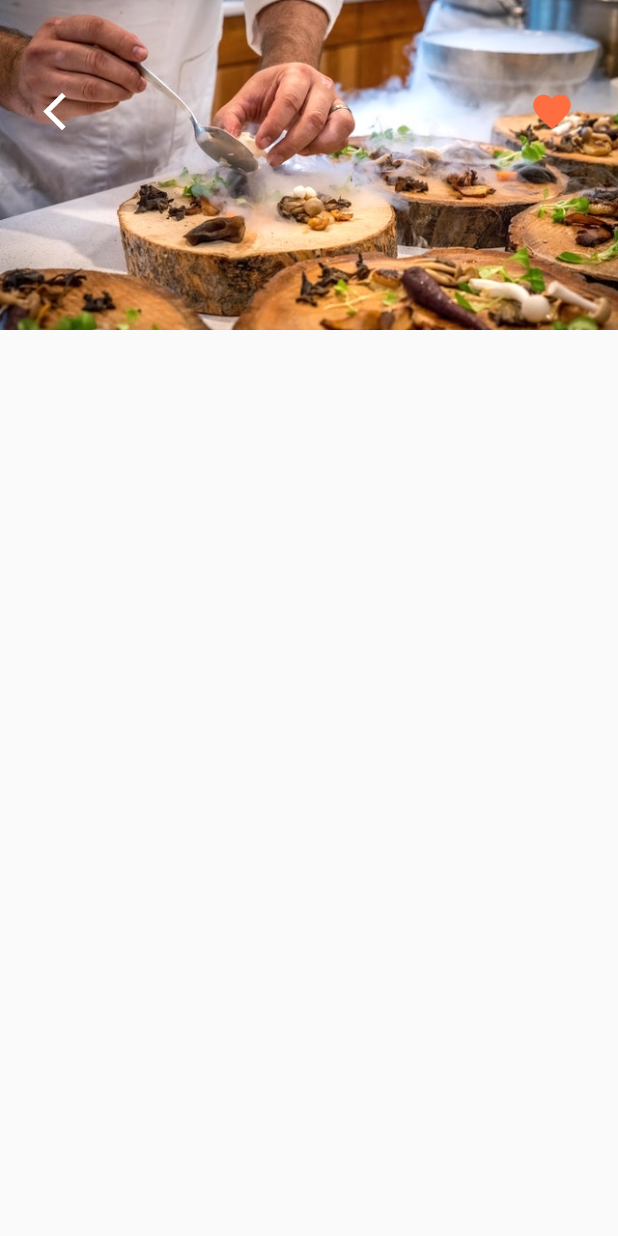
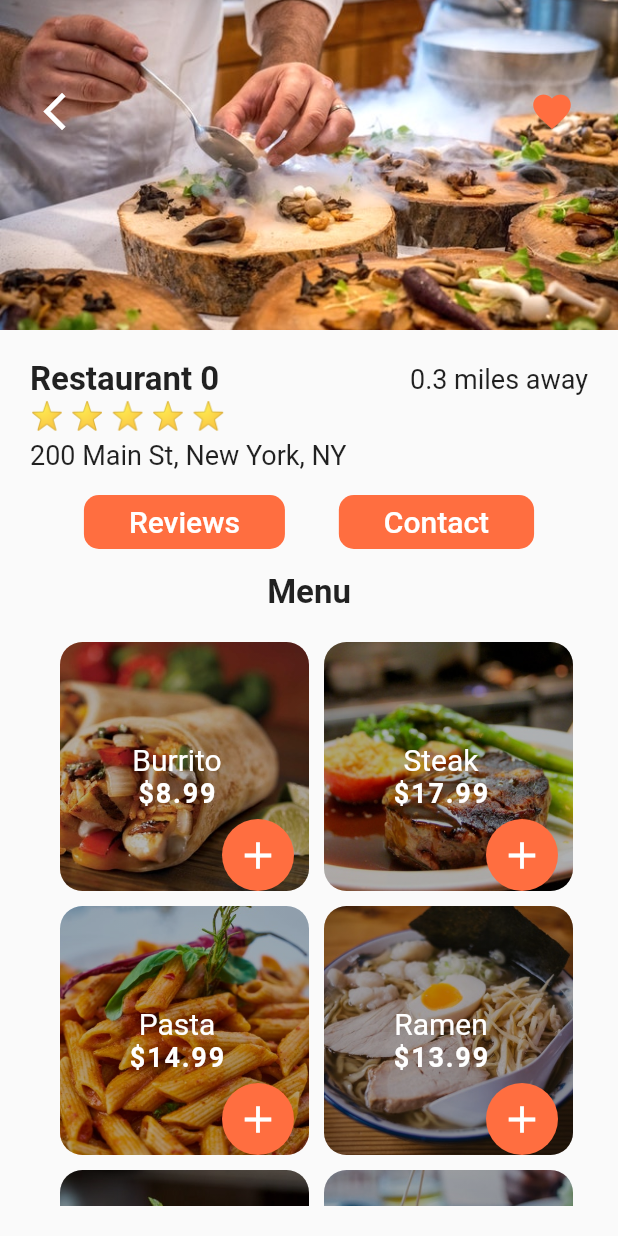
Before and after one commit to TomekSiudut/Food-Delivery-App-UI, a Flutter app: the screen it shows after launch, after a tap on "Restaurant 0", on a phone screen of 412 x 824 dp. Run offline on Flutter 3.47's test engine with Material 2 defaults, Android fonts, the phone set to English and light mode, and no system bars.

Commit message:
details page & gridview added

```diff
--- a/lib/screens/home_screen.dart
+++ b/lib/screens/home_screen.dart
@@ -83,7 +83,7 @@ class _HomeScreenState extends State<HomeScreen> {
           actions: [
             FlatButton(
                 onPressed: () {},
-                child: Text("Card (${currentUser.cart.length})", style: TextStyle(color: Colors.white, fontSize: 15.0)))
+                child: Text("Cart (${currentUser.cart.length})", style: TextStyle(color: Colors.white, fontSize: 15.0)))
           ],
           centerTitle: true,
         ),
--- a/lib/screens/restaurant_screen.dart
+++ b/lib/screens/restaurant_screen.dart
@@ -1,5 +1,7 @@
 import "package:flutter/material.dart";
+import 'package:flutter_food_delivery_ui/models/food.dart';
 import 'package:flutter_food_delivery_ui/models/restaurant.dart';
+import 'package:flutter_food_delivery_ui/widgets/rating_stars.dart';
 
 class RestaurantScreen extends StatefulWidget {
   final Restaurant restaurant;
@@ -11,6 +13,63 @@ class RestaurantScreen extends StatefulWidget {
 }
 
 class _RestaurantScreenState extends State<RestaurantScreen> {
+  _buildMenuItem(Food menuItem) {
+    return Center(
+        child: Stack(alignment: Alignment.center, children: <Widget>[
+      Container(
+        margin: EdgeInsets.only(left: 10, bottom: 10),
+        height: 175.0,
+        width: 175.0,
+        decoration: BoxDecoration(
+            image: DecorationImage(
+              image: AssetImage(menuItem.imageUrl),
+              fit: BoxFit.cover,
+            ),
+            borderRadius: BorderRadius.circular(15.0)),
+      ),
+      Container(
+        margin: EdgeInsets.only(left: 10, bottom: 10),
+        height: 175.0,
+        width: 175.0,
+        decoration: BoxDecoration(
+            borderRadius: BorderRadius.circular(15.0),
+            gradient: LinearGradient(begin: Alignment.topRight, end: Alignment.bottomLeft, colors: [
+              Colors.black.withOpacity(0.3),
+              Colors.black87.withOpacity(0.3),
+              Colors.black54.withOpacity(0.3),
+              Colors.black38.withOpacity(0.3)
+            ], stops: [
+              0.1,
+              0.5,
+              0.7,
+              0.9,
+            ])),
+      ),
+      Positioned(
+        bottom: 65.0,
+        child: Column(
+          children: <Widget>[
+            Text(menuItem.name, style: TextStyle(color: Colors.white, fontSize: 20.0)),
+            Text('\$${menuItem.price}',
+                style: TextStyle(color: Colors.white, fontSize: 18.0, fontWeight: FontWeight.bold, letterSpacing: 1.2))
+          ],
+        ),
+      ),
+      Positioned(
+        bottom: 10.0,
+        right: 10.0,
+        child: Container(
+            decoration: BoxDecoration(color: Theme.of(context).primaryColor, borderRadius: BorderRadius.circular(30.0)),
+            child: IconButton(
+              icon: Icon(Icons.add),
+              iconSize: 30.0,
+              color: Colors.white,
+              onPressed: () {},
+            )),
+      )
+    ]));
+  }
+
   @override
   Widget build(BuildContext context) {
     return Scaffold(
@@ -49,8 +108,56 @@ class _RestaurantScreenState extends State<RestaurantScreen> {
                   )
                 ],
               ),
-            )
+            ),
           ],
+        ),
+        Expanded(
+          child: Padding(
+            padding: const EdgeInsets.all(20.0),
+            child: Column(
+              crossAxisAlignment: CrossAxisAlignment.start,
+              children: <Widget>[
+                Row(mainAxisAlignment: MainAxisAlignment.spaceBetween, children: <Widget>[
+                  Text(widget.restaurant.name, style: TextStyle(fontSize: 22.0, fontWeight: FontWeight.w600)),
+                  Text("0.3 miles away", style: TextStyle(fontSize: 18.0))
+                ]),
+                RatingStars(widget.restaurant.rating),
+                SizedBox(height: 6.0),
+                Text(widget.restaurant.address, style: TextStyle(fontSize: 18.0)),
+                SizedBox(height: 10.0),
+                Row(
+                  mainAxisAlignment: MainAxisAlignment.spaceEvenly,
+                  children: <Widget>[
+                    FlatButton(
+                        padding: EdgeInsets.symmetric(horizontal: 30.0),
+                        onPressed: () {},
+                        color: Theme.of(context).primaryColor,
+                        shape: RoundedRectangleBorder(borderRadius: BorderRadius.circular(10.0)),
+                        child: Text("Reviews", style: TextStyle(color: Colors.white, fontSize: 20.0))),
+                    FlatButton(
+                        padding: EdgeInsets.symmetric(horizontal: 30.0),
+                        onPressed: () {},
+                        color: Theme.of(context).primaryColor,
+                        shape: RoundedRectangleBorder(borderRadius: BorderRadius.circular(10.0)),
+                        child: Text("Contact", style: TextStyle(color: Colors.white, fontSize: 20.0))),
+                  ],
+                ),
+                SizedBox(height: 10.0),
+                Center(child: Text("Menu", style: TextStyle(fontSize: 22.0, fontWeight: FontWeight.bold))),
+                SizedBox(height: 10.0),
+                Expanded(
+                  child: GridView.count(
+                    padding: EdgeInsets.all(10.0),
+                    crossAxisCount: 2,
+                    children: List.generate(widget.restaurant.menu.length, (index) {
+                      Food food = widget.restaurant.menu[index];
+                      return _buildMenuItem(food);
+                    }),
+                  ),
+                )
+              ],
+            ),
+          ),
         )
       ],
     ));
```
